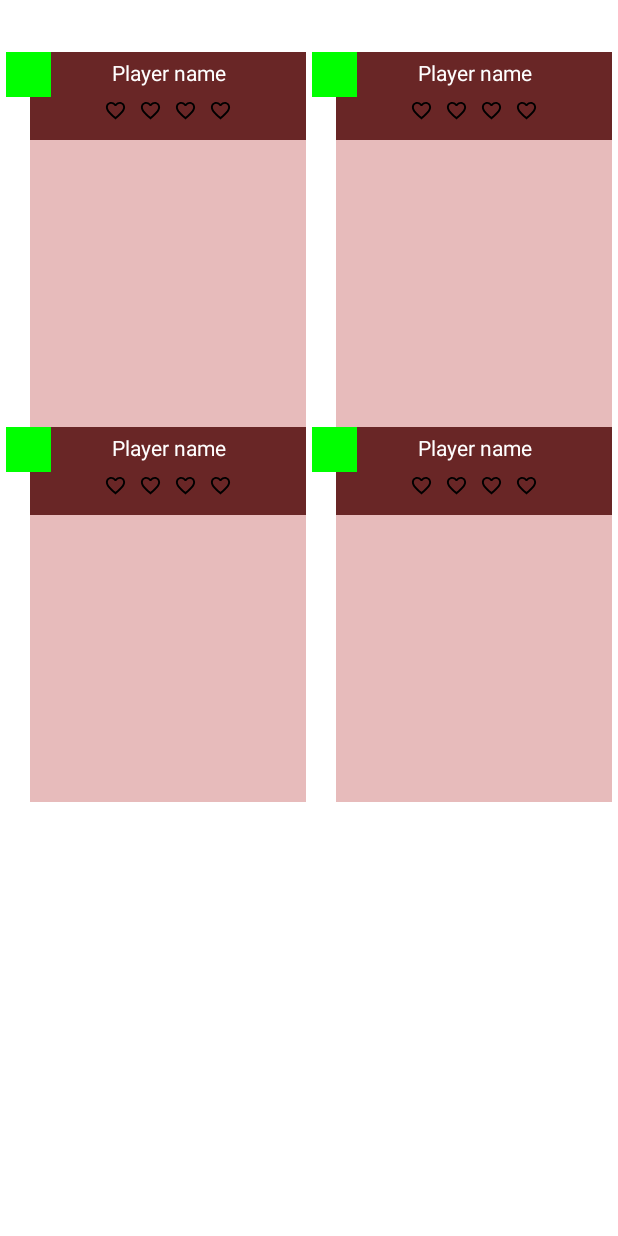
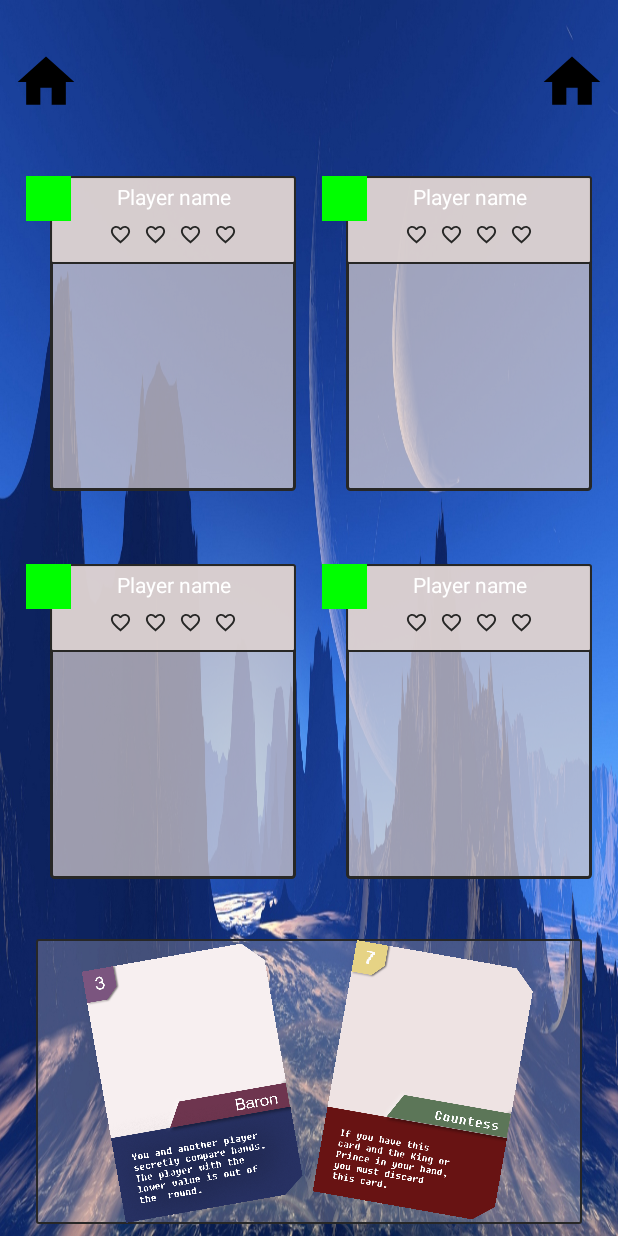
Before and after one commit to mirzemehdi/LoveLetterCardGame, an Android app: the fragment GameFragment placed in its activity, on a phone screen of 412 x 824 dp. Run offline under Robolectric (Android 15) with nearby library versions, the phone set to English and light mode, and no system bars; libraries missing offline, so code that uses them is left out: es.dmoral.toasty; plain views replace EasyFlipView; 3 statements that could not run were skipped.

Commit message:
Implementing main game layout

```diff
--- /dev/null
+++ b/app/src/main/res/drawable/bg_player_cards_holder.xml
@@ -0,0 +1,10 @@
+<?xml version="1.0" encoding="utf-8"?>
+<shape xmlns:android="http://schemas.android.com/apk/res/android"
+    android:shape="rectangle"  >
+    <corners android:radius="1dp"/>
+
+    <solid android:color="@color/colorPlayerCardsPlaceHolderBg" />
+    <stroke android:color="@color/colorLayoutBorder"
+        android:width="1dp"/>
+
+</shape>
--- /dev/null
+++ b/app/src/main/res/drawable/bg_player_layout.xml
@@ -0,0 +1,8 @@
+<?xml version="1.0" encoding="utf-8"?>
+<shape xmlns:android="http://schemas.android.com/apk/res/android"
+    android:shape="rectangle" >
+    <corners android:radius="2dp"/>
+    <solid android:color="@color/colorUserLayoutBg"/>
+    <stroke android:color="@color/colorLayoutBorder" android:width="2dp"/>
+
+</shape>
--- /dev/null
+++ b/app/src/main/res/drawable/bg_player_layout_info.xml
@@ -0,0 +1,8 @@
+<?xml version="1.0" encoding="utf-8"?>
+<shape xmlns:android="http://schemas.android.com/apk/res/android"
+    android:shape="rectangle" >
+    <corners android:radius="1.5dp"/>
+    <solid android:color="@color/colorUserLayoutPlayerInfoBg"/>
+    <stroke android:color="@color/colorLayoutBorder" android:width="1.5dp"/>
+
+</shape>
--- a/app/src/main/res/drawable/ic_favorite.xml
+++ /dev/null
@@ -1,9 +0,0 @@
-<vector xmlns:android="http://schemas.android.com/apk/res/android"
-        android:width="24dp"
-        android:height="24dp"
-        android:viewportWidth="24.0"
-        android:viewportHeight="24.0">
-    <path
-        android:fillColor="#FF000000"
-        android:pathData="M16.5,3c-1.74,0 -3.41,0.81 -4.5,2.09C10.91,3.81 9.24,3 7.5,3 4.42,3 2,5.42 2,8.5c0,3.78 3.4,6.86 8.55,11.54L12,21.35l1.45,-1.32C18.6,15.36 22,12.28 22,8.5 22,5.42 19.58,3 16.5,3zM12.1,18.55l-0.1,0.1 -0.1,-0.1C7.14,14.24 4,11.39 4,8.5 4,6.5 5.5,5 7.5,5c1.54,0 3.04,0.99 3.57,2.36h1.87C13.46,5.99 14.96,5 16.5,5c2,0 3.5,1.5 3.5,3.5 0,2.89 -3.14,5.74 -7.9,10.05z"/>
-</vector>
--- /dev/null
+++ b/app/src/main/res/drawable/ic_heart.xml
@@ -0,0 +1,9 @@
+<vector xmlns:android="http://schemas.android.com/apk/res/android"
+        android:width="18dp"
+        android:height="18dp"
+        android:viewportWidth="24.0"
+        android:viewportHeight="24.0">
+    <path
+        android:fillColor="#272726"
+        android:pathData="M16.5,3c-1.74,0 -3.41,0.81 -4.5,2.09C10.91,3.81 9.24,3 7.5,3 4.42,3 2,5.42 2,8.5c0,3.78 3.4,6.86 8.55,11.54L12,21.35l1.45,-1.32C18.6,15.36 22,12.28 22,8.5 22,5.42 19.58,3 16.5,3zM12.1,18.55l-0.1,0.1 -0.1,-0.1C7.14,14.24 4,11.39 4,8.5 4,6.5 5.5,5 7.5,5c1.54,0 3.04,0.99 3.57,2.36h1.87C13.46,5.99 14.96,5 16.5,5c2,0 3.5,1.5 3.5,3.5 0,2.89 -3.14,5.74 -7.9,10.05z"/>
+</vector>
--- /dev/null
+++ b/app/src/main/res/drawable/ic_home.xml
@@ -0,0 +1,9 @@
+<vector xmlns:android="http://schemas.android.com/apk/res/android"
+        android:width="24dp"
+        android:height="24dp"
+        android:viewportWidth="24.0"
+        android:viewportHeight="24.0">
+    <path
+        android:fillColor="#FF000000"
+        android:pathData="M10,20v-6h4v6h5v-8h3L12,3 2,12h3v8z"/>
+</vector>
--- a/app/src/main/res/layout/fragment_game.xml
+++ b/app/src/main/res/layout/fragment_game.xml
@@ -4,14 +4,54 @@
     xmlns:tools="http://schemas.android.com/tools"
     android:layout_width="match_parent"
     android:layout_height="match_parent"
+    android:background="@drawable/bg_game"
+
     tools:context=".ui.fragments.game.GameFragment">
+
+
+    <ImageView
+        android:id="@+id/image_view_game_options"
+        android:layout_width="45dp"
+        android:layout_height="45dp"
+        android:layout_marginStart="8dp"
+        android:layout_marginTop="32dp"
+        android:contentDescription="@null"
+        android:src="@drawable/ic_home"
+        app:layout_constraintBottom_toBottomOf="parent"
+        app:layout_constraintEnd_toEndOf="parent"
+        app:layout_constraintHorizontal_bias="0"
+        app:layout_constraintStart_toStartOf="parent"
+        app:layout_constraintTop_toTopOf="parent"
+        app:layout_constraintVertical_bias="0" />
+
+    <ImageView
+        android:id="@+id/image_view_game_options2"
+        android:layout_width="45dp"
+        android:layout_height="45dp"
+        android:layout_marginTop="32dp"
+        android:layout_marginEnd="8dp"
+        android:contentDescription="@null"
+        android:src="@drawable/ic_home"
+        app:layout_constraintBottom_toBottomOf="@id/image_view_game_options"
+        app:layout_constraintEnd_toEndOf="parent"
+        app:layout_constraintHorizontal_bias="1"
+        app:layout_constraintStart_toStartOf="parent"
+        app:layout_constraintTop_toTopOf="parent" />
+
+
+
 
     <include
         android:id="@+id/layout_game_player_3"
         layout="@layout/user_box_view"
-        android:layout_width="200dp"
-        android:layout_height="250dp"
+        android:layout_width="@dimen/user_layout_width"
+        android:layout_height="@dimen/user_layout_height"
+        android:layout_marginStart="8dp"
+        android:layout_marginTop="8dp"
+        android:layout_marginEnd="16dp"
+        android:layout_marginBottom="8dp"
         android:visibility="visible"
+        app:layout_constraintBottom_toBottomOf="@+id/layout_game_player_2"
         app:layout_constraintEnd_toEndOf="parent"
         app:layout_constraintHorizontal_bias="0.5"
         app:layout_constraintStart_toEndOf="@+id/layout_game_player_2"
@@ -20,37 +60,84 @@
     <include
         android:id="@+id/layout_game_player_2"
         layout="@layout/user_box_view"
-        android:layout_width="200dp"
-        android:layout_height="250dp"
+        android:layout_width="@dimen/user_layout_width"
+        android:layout_height="@dimen/user_layout_height"
+        android:layout_marginStart="16dp"
+        android:layout_marginTop="8dp"
+        android:layout_marginEnd="8dp"
+        android:layout_marginBottom="8dp"
         android:visibility="visible"
-        app:layout_constraintBottom_toBottomOf="parent"
+        app:layout_constraintBottom_toTopOf="@id/layout_game_player_1"
         app:layout_constraintEnd_toEndOf="parent"
         app:layout_constraintEnd_toStartOf="@+id/layout_game_player_3"
         app:layout_constraintHorizontal_bias="0.5"
         app:layout_constraintStart_toStartOf="parent"
-        app:layout_constraintTop_toTopOf="parent"
-        app:layout_constraintVertical_bias="0.060000002" />
+        app:layout_constraintTop_toBottomOf="@id/image_view_game_options" />
 
     <include
         android:id="@+id/layout_game_player_4"
         layout="@layout/user_box_view"
-        android:layout_width="200dp"
-        android:layout_height="250dp"
+        android:layout_width="@dimen/user_layout_width"
+        android:layout_height="@dimen/user_layout_height"
+        android:layout_marginStart="8dp"
+        android:layout_marginTop="8dp"
+        android:layout_marginEnd="16dp"
+        android:layout_marginBottom="8dp"
         android:visibility="visible"
+        app:layout_constraintBottom_toBottomOf="@+id/layout_game_player_1"
         app:layout_constraintEnd_toEndOf="parent"
         app:layout_constraintHorizontal_bias="0.5"
         app:layout_constraintStart_toEndOf="@+id/layout_game_player_1"
-        app:layout_constraintTop_toBottomOf="@+id/layout_game_player_2" />
+        app:layout_constraintTop_toTopOf="@+id/layout_game_player_1" />
 
     <include
         android:id="@+id/layout_game_player_1"
         layout="@layout/user_box_view"
-        android:layout_width="200dp"
-        android:layout_height="250dp"
+        android:layout_width="@dimen/user_layout_width"
+        android:layout_height="@dimen/user_layout_height"
+        android:layout_marginStart="16dp"
+        android:layout_marginTop="8dp"
+        android:layout_marginEnd="8dp"
+        android:layout_marginBottom="8dp"
         android:visibility="visible"
+        app:layout_constraintBottom_toTopOf="@+id/linear_layout_game_cards_holder"
         app:layout_constraintEnd_toEndOf="parent"
         app:layout_constraintEnd_toStartOf="@+id/layout_game_player_4"
         app:layout_constraintHorizontal_bias="0.5"
         app:layout_constraintStart_toStartOf="parent"
         app:layout_constraintTop_toBottomOf="@+id/layout_game_player_2" />
+
+    <LinearLayout
+        android:id="@+id/linear_layout_game_cards_holder"
+        android:layout_width="0dp"
+
+        android:layout_height="190dp"
+        android:layout_marginStart="24dp"
+        android:layout_marginEnd="24dp"
+        android:layout_marginBottom="8dp"
+        android:gravity="center"
+        android:background="@drawable/bg_player_cards_holder"
+        android:orientation="horizontal"
+        app:layout_constraintBottom_toBottomOf="parent"
+        app:layout_constraintEnd_toEndOf="parent"
+        app:layout_constraintStart_toStartOf="parent"
+        app:layout_constraintTop_toTopOf="parent"
+        app:layout_constraintVertical_bias="1.0">
+
+        <ImageView
+            android:layout_width="130dp"
+            android:rotation="-10"
+            android:src="@drawable/card_baron"
+            android:layout_height="170dp"/>
+        <ImageView
+            android:layout_width="130dp"
+            android:rotation="10"
+            android:layout_marginStart="24dp"
+            android:src="@drawable/card_countess"
+            android:layout_height="170dp"/>
+
+    </LinearLayout>
+
+
+
 </androidx.constraintlayout.widget.ConstraintLayout>
--- a/app/src/main/res/layout/user_box_view.xml
+++ b/app/src/main/res/layout/user_box_view.xml
@@ -1,14 +1,14 @@
 <?xml version="1.0" encoding="utf-8"?>
 <FrameLayout xmlns:android="http://schemas.android.com/apk/res/android"
-    android:layout_width="200dp"
+    android:layout_width="@dimen/user_layout_width"
     android:background="@android:color/transparent"
-    android:layout_height="250dp">
+    android:layout_height="@dimen/user_layout_height">
 
 
     <LinearLayout
         android:id="@+id/container_userBox"
         android:layout_width="match_parent"
-        android:background="#E7BBBB"
+        android:background="@drawable/bg_player_layout"
         android:layout_marginStart="16dp"
         android:orientation="vertical"
         android:layout_height="match_parent">
@@ -16,7 +16,7 @@
 
         <LinearLayout
             android:layout_width="match_parent"
-            android:background="#692626"
+            android:background="@drawable/bg_player_layout_info"
             android:orientation="vertical"
             android:layout_height="wrap_content">
 
@@ -46,7 +46,7 @@
 
                     android:layout_width="15dp"
                     android:layout_margin="4dp"
-                    android:src="@drawable/ic_favorite"
+                    android:src="@drawable/ic_heart"
                     android:layout_height="15dp">
 
                 </ImageView>
@@ -54,7 +54,7 @@
 
                     android:layout_width="15dp"
                     android:layout_margin="4dp"
-                    android:src="@drawable/ic_favorite"
+                    android:src="@drawable/ic_heart"
                     android:layout_height="15dp">
 
                 </ImageView>
@@ -62,7 +62,7 @@
 
                     android:layout_width="15dp"
                     android:layout_margin="4dp"
-                    android:src="@drawable/ic_favorite"
+                    android:src="@drawable/ic_heart"
                     android:layout_height="15dp">
 
                 </ImageView>
@@ -70,7 +70,7 @@
 
                     android:layout_width="15dp"
                     android:layout_margin="4dp"
-                    android:src="@drawable/ic_favorite"
+                    android:src="@drawable/ic_heart"
                     android:layout_height="15dp">
 
                 </ImageView>
--- a/app/src/main/res/values/colors.xml
+++ b/app/src/main/res/values/colors.xml
@@ -8,4 +8,9 @@
     <color name="colorRoomPersonNumber">#262626</color>
 
     <color name="colorSilver">#909090</color>
+    <color name="colorUserLayoutBg">#B3DBD0D0</color>
+    <color name="colorLayoutBorder">#272726</color>
+
+    <color name="colorUserLayoutPlayerInfoBg">#EDDBD0D0</color>
+    <color name="colorPlayerCardsPlaceHolderBg">#45DBD0D0</color>
 </resources>
--- /dev/null
+++ b/app/src/main/res/values/dimens.xml
@@ -0,0 +1,5 @@
+<?xml version="1.0" encoding="utf-8"?>
+<resources>
+    <dimen name="user_layout_width">180dp</dimen>
+    <dimen name="user_layout_height">210dp</dimen>
+</resources>
```
Also changed, not shown: app/src/main/res/drawable/bg_game.jpg (added), app/src/main/res/drawable/card_baron.png (added), app/src/main/res/drawable/card_countess.png (added), app/src/main/res/drawable/card_guard.png (added), app/src/main/res/drawable/card_handmaid.png (added), app/src/main/res/drawable/card_king.png (added), app/src/main/res/drawable/card_priest.png (added), app/src/main/res/drawable/card_prince.png (added), app/src/main/res/drawable/card_princess.png (added), app/src/main/res/drawable/loveletter.jpg (added).
